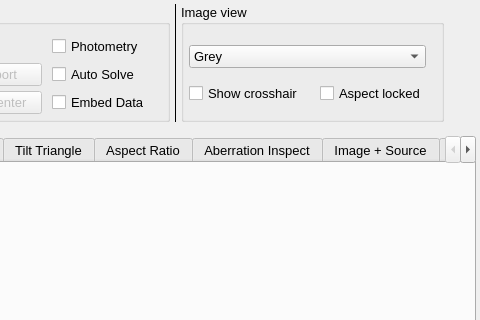
Above: mw4/gui/widgets/image.ui from mworion/MountWizzard4 before the change; both pictures show x 320 to 800 and y 0 to 320 of the 800 by 600 pixel window. Below: the same form after it.
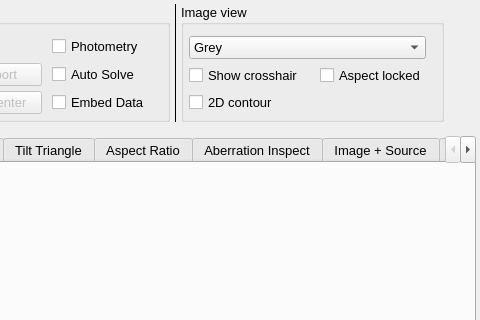
That is the form after the change. Custom widgets are drawn as their Qt base class.

What changed in the file:
```diff
--- a/mw4/gui/widgets/image.ui
+++ b/mw4/gui/widgets/image.ui
@@ -349,6 +349,13 @@
           </property>
          </widget>
         </item>
+        <item row="2" column="0">
+         <widget class="QCheckBox" name="isoLayer">
+          <property name="text">
+           <string>2D contour</string>
+          </property>
+         </widget>
+        </item>
        </layout>
       </widget>
      </item>
```
Left out of the diff: 32 changed lines with no effect on the pictures.
